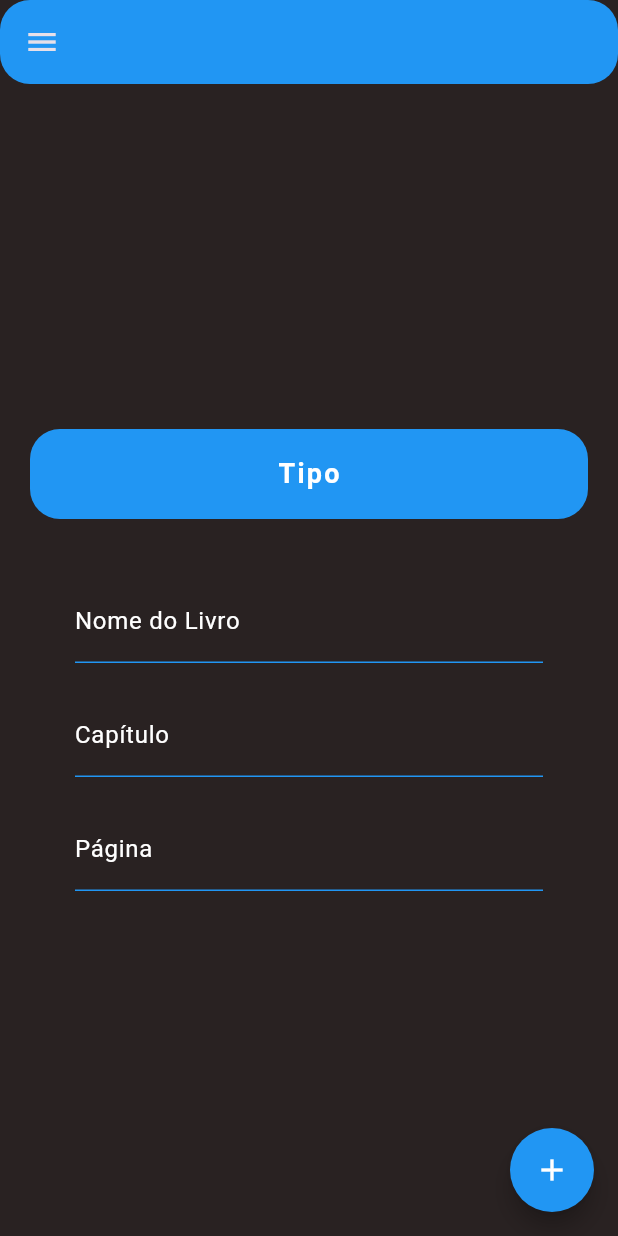
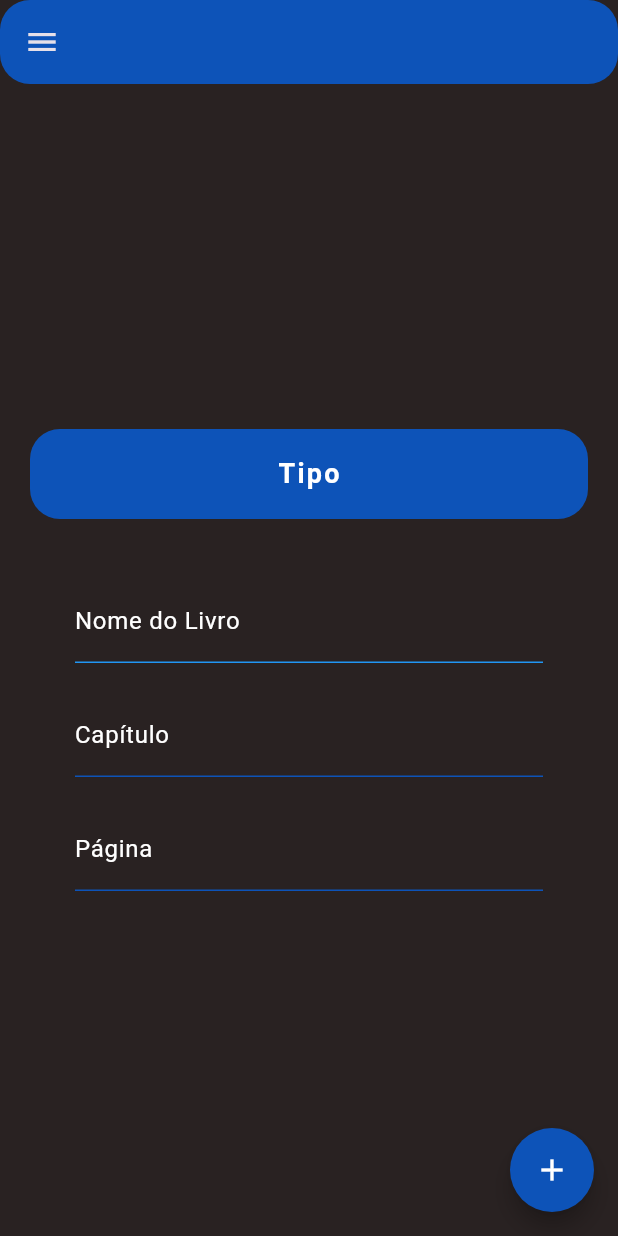
Before and after one commit to Jordan-366/Projeto-Sapphire, a Flutter app: the CadastroMidia screen opened directly, on a phone screen of 412 x 824 dp. Run offline on Flutter 3.47's test engine with Material 3 defaults, Android fonts, the phone set to English and light mode, and no system bars.

Commit message:
Mundaça de cor na tela de cadastro de itens

```diff
--- a/app_sapphire/lib/cadastro_midia.dart
+++ b/app_sapphire/lib/cadastro_midia.dart
@@ -20,7 +20,7 @@ class _CadastroMidiaState extends State<CadastroMidia> {
       backgroundColor: const Color.fromARGB(255, 41, 34, 34),
       // AppBar Principal (Topo)
       appBar: AppBar(
-        backgroundColor: Colors.blue,
+        backgroundColor: const Color(0xFF0D53B8),
         shape: RoundedRectangleBorder(
           borderRadius: BorderRadius.circular(20),
         ),
@@ -84,7 +84,7 @@ class _CadastroMidiaState extends State<CadastroMidia> {
               height: 60,
               margin: const EdgeInsets.symmetric(horizontal: 20),
               decoration: BoxDecoration(
-                color: Colors.blue,
+                color: const Color(0xFF0D53B8),
                 borderRadius: BorderRadius.circular(20),
               ),
               child: const Center(
@@ -136,10 +136,10 @@ class _CadastroMidiaState extends State<CadastroMidia> {
                       labelStyle: TextStyle(color: Colors.white),
                       floatingLabelAlignment: FloatingLabelAlignment.center,
                       enabledBorder: UnderlineInputBorder(
-                        borderSide: BorderSide(color: Colors.blue),
+                        borderSide: BorderSide(color: const Color(0xFF0D53B8)),
                       ),
                       focusedBorder: UnderlineInputBorder(
-                        borderSide: BorderSide(color: Colors.blue, width: 2),
+                        borderSide: BorderSide(color: const Color(0xFF0D53B8), width: 2),
                       ),
                     ),
                   ),
@@ -155,10 +155,10 @@ class _CadastroMidiaState extends State<CadastroMidia> {
                       labelStyle: TextStyle(color: Colors.white),
                       floatingLabelAlignment: FloatingLabelAlignment.center,
                       enabledBorder: UnderlineInputBorder(
-                        borderSide: BorderSide(color: Colors.blue),
+                        borderSide: BorderSide(color: const Color(0xFF0D53B8)),
                       ),
                       focusedBorder: UnderlineInputBorder(
-                        borderSide: BorderSide(color: Colors.blue, width: 2),
+                        borderSide: BorderSide(color: const Color(0xFF0D53B8), width: 2),
                       ),
                     ),
                   ),
@@ -174,7 +174,7 @@ class _CadastroMidiaState extends State<CadastroMidia> {
         onPressed: () {
           print("Livro: ${_controllerLivro.text}");
         },
-        backgroundColor: Colors.blue,
+        backgroundColor: const Color(0xFF0D53B8),
         shape: RoundedRectangleBorder(
           borderRadius: BorderRadius.circular(30),
         ),
```
